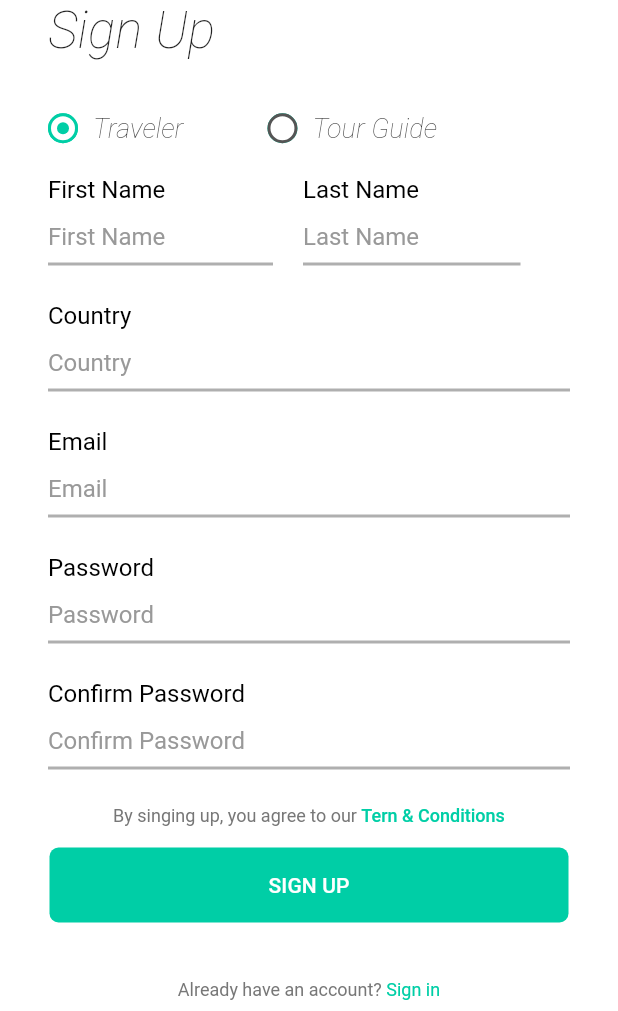
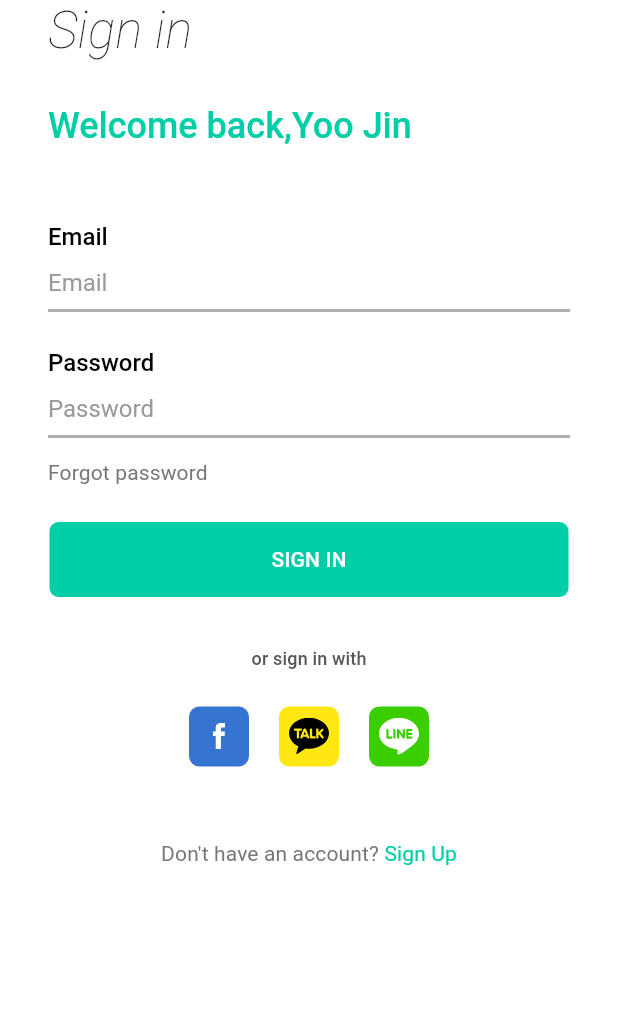
Before and after one commit to duykhanp7/TravelApplication, a Flutter app: the screen it shows after launch, on a phone screen of 412 x 824 dp, the part 225-1236 px from its top. Run offline on Flutter 3.47's test engine with Material 2 defaults, Android fonts, the phone set to English and light mode, and no system bars; our stand-ins replace flutter_svg.

Commit message:
Create sign in screen

```diff
--- a/lib/app_main.dart
+++ b/lib/app_main.dart
@@ -1,5 +1,6 @@
 import 'package:flutter/material.dart';
 import 'package:flutter_localizations/flutter_localizations.dart';
+import 'package:travel_booking_tour/features/signin/signin_screen.dart';
 import 'package:travel_booking_tour/features/signup/sign_up_screen.dart';
 import 'package:travel_booking_tour/res/colors.dart';
 
@@ -13,7 +14,7 @@ class MainApp extends StatelessWidget {
     return MaterialApp(
       title: "Fellow 4U",
       theme: ThemeData(backgroundColor: AppColors.white, fontFamily: 'Roboto'),
-      home: const SignUpScreen(),
+      home: const SignInScreen(),
       debugShowCheckedModeBanner: false,
       localizationsDelegates: const <LocalizationsDelegate<Object>>[
         SLocalization.delegate,
--- /dev/null
+++ b/lib/features/signin/signin_screen.dart
@@ -0,0 +1,188 @@
+import 'package:flutter/cupertino.dart';
+import 'package:flutter/gestures.dart';
+import 'package:flutter/material.dart';
+import 'package:travel_booking_tour/common/extensions/context_extension.dart';
+import 'package:travel_booking_tour/res/background.dart';
+import 'package:travel_booking_tour/res/button.dart';
+import 'package:travel_booking_tour/res/colors.dart';
+import 'package:travel_booking_tour/res/icons.dart';
+import 'package:travel_booking_tour/res/input_field.dart';
+
+import '../../l10n/generated/l10n.dart';
+
+class SignInScreen extends StatefulWidget {
+  const SignInScreen({super.key});
+
+  @override
+  State<StatefulWidget> createState() {
+    return _SignInScreen();
+  }
+}
+
+class _SignInScreen extends State<SignInScreen> {
+  late SLocalization localization;
+
+  @override
+  Widget build(BuildContext context) {
+    localization = SLocalization.of(context);
+    return Scaffold(
+      body: SafeArea(
+          child: SingleChildScrollView(
+        child: Container(
+          color: AppColors.primary,
+          alignment: Alignment.center,
+          child: AppBackground(
+              header: localization.sign_in, children: _buildBody()),
+        ),
+      )),
+    );
+  }
+
+  Widget _buildBody() {
+    return Container(
+      alignment: Alignment.center,
+      padding: const EdgeInsets.only(top: 30),
+      child: Column(
+        children: [
+          Container(
+            padding: const EdgeInsets.only(left: 32, right: 32),
+            child: Column(
+              children: [
+                _buildTitle(),
+                _buildInputFields(),
+              ],
+            ),
+          ),
+          const SizedBox(
+            height: 25,
+          ),
+          PrimaryButton(
+            text: localization.sign_in,
+            onTap: () {},
+            allCaps: true,
+          ),
+          const SizedBox(
+            height: 34,
+          ),
+          Container(
+            alignment: Alignment.center,
+            child: Text(
+              localization.or_sign_in_with,
+              style: context.textStyle.titleSmall!.copyWith(
+                  fontSize: 12,
+                  color: AppColors.inActiveRadioBorderColor,
+                  fontWeight: FontWeight.w500),
+            ),
+          ),
+          const SizedBox(
+            height: 25,
+          ),
+          _buildSocialsWidget(),
+          const SizedBox(
+            height: 50,
+          ),
+          Container(
+            alignment: Alignment.center,
+            child: Text.rich(TextSpan(children: <TextSpan>[
+              TextSpan(
+                  text: localization.dont_have_an_account,
+                  style: context.textStyle.titleSmall!.copyWith(
+                      fontWeight: FontWeight.w400,
+                      color: AppColors.textByAgreeColor)),
+              TextSpan(
+                  text: localization.sign_up,
+                  style: context.textStyle.titleSmall!.copyWith(
+                      fontWeight: FontWeight.w400, color: AppColors.primary),
+                  recognizer: TapGestureRecognizer()..onTap = () {})
+            ])),
+          )
+        ],
+      ),
+    );
+  }
+
+  Widget _buildTitle() {
+    return Container(
+      alignment: Alignment.centerLeft,
+      child: Text(
+        '${localization.welcom_back}Yoo Jin',
+        style: context.textStyle.titleLarge!.copyWith(
+            fontSize: 24,
+            fontWeight: FontWeight.w500,
+            color: AppColors.primary),
+      ),
+    );
+  }
+
+  Widget _buildSocialsWidget() {
+    return Container(
+      alignment: Alignment.center,
+      child: Row(
+        mainAxisAlignment: MainAxisAlignment.center,
+        children: [
+          SocialButton(
+            icon: AppIcons.facebook,
+            background: AppColors.facebookBgColor,
+            splash: const Color.fromARGB(255, 37, 105, 208),
+            voidCallback: () {},
+          ),
+          const SizedBox(
+            width: 20,
+          ),
+          SocialButton(
+            icon: AppIcons.talk,
+            background: AppColors.talkBgColor,
+            splash: const Color.fromARGB(255, 233, 211, 6),
+            voidCallback: () {},
+          ),
+          const SizedBox(
+            width: 20,
+          ),
+          SocialButton(
+            icon: AppIcons.line,
+            background: AppColors.lineBgColor,
+            splash: const Color.fromARGB(255, 50, 173, 2),
+            voidCallback: () {},
+          ),
+        ],
+      ),
+    );
+  }
+
+  Widget _buildInputFields() {
+    return Container(
+      alignment: Alignment.center,
+      padding: const EdgeInsets.only(top: 50),
+      child: Column(
+        mainAxisAlignment: MainAxisAlignment.center,
+        children: [
+          AppTextField(
+            hintText: localization.email,
+            obsecureText: false,
+            labelText: localization.email,
+            textInputType: TextInputType.emailAddress,
+          ),
+          const SizedBox(
+            height: 24,
+          ),
+          AppTextField(
+            hintText: localization.password,
+            obsecureText: true,
+            labelText: localization.password,
+          ),
+          const SizedBox(
+            height: 15,
+          ),
+          Container(
+              alignment: Alignment.centerLeft,
+              child: Text(
+                localization.forgot_password,
+                style: context.textStyle.titleSmall!.copyWith(
+                    fontWeight: FontWeight.w400,
+                    color: AppColors.textByAgreeColor),
+              )),
+        ],
+      ),
+    );
+  }
+}
--- a/lib/features/signup/sign_up_screen.dart
+++ b/lib/features/signup/sign_up_screen.dart
@@ -1,9 +1,8 @@
 import 'package:flutter/gestures.dart';
 import 'package:flutter/material.dart';
-import 'package:flutter_svg/flutter_svg.dart';
 import 'package:travel_booking_tour/common/extensions/context_extension.dart';
 import 'package:travel_booking_tour/l10n/generated/l10n.dart';
-import 'package:travel_booking_tour/res/icons.dart';
+import 'package:travel_booking_tour/res/background.dart';
 import 'package:travel_booking_tour/res/res.dart';
 
 class SignUpScreen extends StatefulWidget {
@@ -27,64 +26,25 @@ class _SignUpScreen extends State<SignUpScreen> {
       backgroundColor: AppColors.primary,
       body: SafeArea(
           child: SingleChildScrollView(
-        child: Container(
-          alignment: Alignment.center,
-          child: Stack(
-            children: [_buildBackground(), _buildBody(context)],
-          ),
-        ),
+        child: Container(alignment: Alignment.center, child: _buildbody()),
       )),
     );
   }
 
-  Positioned _buildBody(BuildContext context) {
-    return Positioned(
-      child: Container(
-        alignment: Alignment.topCenter,
+  Widget _buildbody() {
+    return AppBackground(
+        header: localization.sign_up,
+        children: Container(
+          alignment: Alignment.center,
           child: Column(
             children: [
-            Container(
-              alignment: Alignment.center,
-              width: MediaQuery.of(context).size.width,
-              height: 140,
-              child: ClipPath(
-                clipper: CustomClipPath(),
-                child: Container(
-                  color: AppColors.white,
-                ),
-              ),
-            ),
-            Container(
-              width: MediaQuery.of(context).size.width,
-              height: MediaQuery.of(context).size.height,
-              color: AppColors.white,
-              padding: const EdgeInsets.only(
-                top: 10,
-              ),
-              child: Column(
-                children: [
-                  Container(
-                    alignment: Alignment.centerLeft,
-                    padding: const EdgeInsets.only(left: 32),
-                    child: Text(
-                      localization.sign_up,
-                      style: context.textStyle.titleLarge!.copyWith(
-                          fontSize: 34,
-                          fontWeight: FontWeight.w100,
-                          fontStyle: FontStyle.italic),
-                    ),
-                  ),
               Container(
                   margin: const EdgeInsets.only(left: 32, right: 32),
                   child: _buildListRadioButton()),
               _buildFieldsInput(context)
             ],
           ),
-            )
-          ],
-        ),
-      ),
-    );
+        ));
   }
 
   Container _buildFieldsInput(BuildContext context) {
@@ -277,96 +237,4 @@ class _SignUpScreen extends State<SignUpScreen> {
       ),
     );
   }
-
-  Widget _buildBackground() {
-    return Container(
-      height: 150,
-      padding: const EdgeInsets.only(top: 10, left: 20),
-      child: Stack(
-        children: [
-          Row(
-            children: [
-              Container(
-                width: 56,
-                height: 56,
-                decoration: BoxDecoration(
-                    color: AppColors.white,
-                    borderRadius: BorderRadius.circular(15)),
-                child: Stack(
-                  alignment: Alignment.center,
-                  children: [
-                    SvgPicture.asset(AppIcons.appLogo,
-                        width: 32, height: 38, color: AppColors.primary),
-                    Row(
-                      mainAxisAlignment: MainAxisAlignment.center,
-                      children: [
-                        SvgPicture.asset(
-                          AppIcons.point,
-                          width: 4,
-                          height: 4,
-                          color: AppColors.primary,
-                        ),
-                        const SizedBox(
-                          width: 4,
-                        ),
-                        SvgPicture.asset(AppIcons.point,
-                            width: 4, height: 4, color: AppColors.primary)
-                      ],
-                    )
-                  ],
-                ),
-              ),
-              const Spacer(),
-              Container(
-                margin: const EdgeInsets.only(right: 20),
-                child: SvgPicture.asset(
-                  AppIcons.plane,
-                ),
-              )
-            ],
-          ),
-          Positioned(
-            bottom: 0,
-            left: 100,
-            child: SvgPicture.asset(
-              AppIcons.wavePlan,
-              alignment: Alignment.center,
-            ),
-          ),
-          Positioned(
-            left: 100,
-            right: 0,
-            top: 50,
-            child: SvgPicture.asset(
-              AppIcons.cloudyBlur2,
-              alignment: Alignment.center,
-              width: 57,
-              height: 25,
-            ),
-          )
-        ],
-      ),
-    );
 }
-}
-
-class CustomClipPath extends CustomClipper<Path> {
-  @override
-  Path getClip(Size size) {
-    Path path0 = Path();
-    path0.moveTo(0, size.height);
-    path0.lineTo(size.width, size.height);
-    path0.quadraticBezierTo(size.width * 0.8531583, size.height * 0.6825143,
-        size.width * 0.4986083, size.height * 0.6457143);
-    path0.quadraticBezierTo(
-        size.width * 0.1302417, size.height * 0.6974857, 0, size.height);
-    path0.close();
-
-    return path0;
-  }
-
-  @override
-  bool shouldReclip(covariant CustomClipper<Path> oldClipper) {
-    return true;
-  }
-}
--- a/lib/l10n/intl_en.arb
+++ b/lib/l10n/intl_en.arb
@@ -14,5 +14,9 @@
     "by_singing_up_you_agree_to_our": "By singing up, you agree to our ",
     "tern_conditions": "Tern & Conditions",
     "already_have_an_account": "Already have an account? ",
-    "sign_in": "Sign in"
+    "sign_in": "Sign in",
+    "welcom_back": "Welcome back,",
+    "forgot_password": "Forgot password",
+    "or_sign_in_with": "or sign in with",
+    "dont_have_an_account": "Don't have an account? "
 }
--- a/lib/l10n/intl_vi.arb
+++ b/lib/l10n/intl_vi.arb
@@ -14,5 +14,9 @@
     "by_singing_up_you_agree_to_our": "By singing up, you agree to our ",
     "tern_conditions": "Tern & Conditions",
     "already_have_an_account": "Already have an account? ",
-    "sign_in": "Sign in"
+    "sign_in": "Sign in",
+    "welcom_back": "Welcome back,",
+    "forgot_password": "Forgot password",
+    "or_sign_in_with": "or sign in with",
+    "dont_have_an_account": "Don't have an account? "
 }
--- /dev/null
+++ b/lib/res/background.dart
@@ -0,0 +1,139 @@
+import 'package:flutter/cupertino.dart';
+import 'package:flutter_svg/svg.dart';
+import 'package:travel_booking_tour/common/extensions/context_extension.dart';
+
+import 'clip_path.dart';
+import 'colors.dart';
+import 'icons.dart';
+
+class AppBackground extends StatelessWidget {
+  const AppBackground(
+      {super.key, required this.children, required this.header});
+  final Widget children;
+  final String header;
+
+  @override
+  Widget build(BuildContext context) {
+    return Stack(
+      children: [_buildBackground(), _buildBody(context)],
+    );
+  }
+
+  Widget _buildBackground() {
+    return Container(
+      height: 150,
+      padding: const EdgeInsets.only(top: 10, left: 20),
+      child: Stack(
+        children: [
+          Row(
+            children: [
+              Container(
+                width: 56,
+                height: 56,
+                decoration: BoxDecoration(
+                    color: AppColors.white,
+                    borderRadius: BorderRadius.circular(15)),
+                child: Stack(
+                  alignment: Alignment.center,
+                  children: [
+                    SvgPicture.asset(AppIcons.appLogo,
+                        width: 32, height: 38, color: AppColors.primary),
+                    Row(
+                      mainAxisAlignment: MainAxisAlignment.center,
+                      children: [
+                        SvgPicture.asset(
+                          AppIcons.point,
+                          width: 4,
+                          height: 4,
+                          color: AppColors.primary,
+                        ),
+                        const SizedBox(
+                          width: 4,
+                        ),
+                        SvgPicture.asset(AppIcons.point,
+                            width: 4, height: 4, color: AppColors.primary)
+                      ],
+                    )
+                  ],
+                ),
+              ),
+              const Spacer(),
+              Container(
+                margin: const EdgeInsets.only(right: 20),
+                child: SvgPicture.asset(
+                  AppIcons.plane,
+                ),
+              )
+            ],
+          ),
+          Positioned(
+            bottom: 0,
+            left: 100,
+            child: SvgPicture.asset(
+              AppIcons.wavePlan,
+              alignment: Alignment.center,
+            ),
+          ),
+          Positioned(
+            left: 100,
+            right: 0,
+            top: 50,
+            child: SvgPicture.asset(
+              AppIcons.cloudyBlur2,
+              alignment: Alignment.center,
+              width: 57,
+              height: 25,
+            ),
+          )
+        ],
+      ),
+    );
+  }
+
+  Positioned _buildBody(BuildContext context) {
+    return Positioned(
+      child: Container(
+        alignment: Alignment.topCenter,
+        child: Column(
+          children: [
+            Container(
+              alignment: Alignment.center,
+              width: MediaQuery.of(context).size.width,
+              height: 140,
+              child: ClipPath(
+                clipper: CustomClipPath(),
+                child: Container(
+                  color: AppColors.white,
+                ),
+              ),
+            ),
+            Container(
+              width: MediaQuery.of(context).size.width,
+              height: MediaQuery.of(context).size.height,
+              color: AppColors.white,
+              padding: const EdgeInsets.only(
+                top: 10,
+              ),
+              child: Column(
+                children: [
+                  Container(
+                    alignment: Alignment.centerLeft,
+                    padding: const EdgeInsets.only(left: 32),
+                    child: Text(
+                      header,
+                      style: context.textStyle.titleLarge!.copyWith(
+                          fontSize: 34,
+                          fontWeight: FontWeight.w100,
+                          fontStyle: FontStyle.italic),
+                    ),
+                  ),
+                  children
+                ],
+              ),
+            )
+          ],
+        ),
+      ),
+    );
+  }
+}
--- a/lib/res/button.dart
+++ b/lib/res/button.dart
@@ -1,5 +1,7 @@
 import 'package:flutter/material.dart';
+import 'package:flutter_svg/svg.dart';
 import 'package:travel_booking_tour/common/extensions/context_extension.dart';
+import 'package:travel_booking_tour/res/icons.dart';
 
 import 'colors.dart';
 
@@ -61,3 +63,47 @@ class PrimaryButton extends StatelessWidget {
     );
   }
 }
+
+class SocialButton extends StatelessWidget {
+  const SocialButton(
+      {super.key,
+      required this.icon,
+      required this.background,
+      required this.splash,
+      required this.voidCallback,
+      this.width,
+      this.height,
+      this.radius});
+
+  final String icon;
+  final Color background;
+  final Color splash;
+  final VoidCallback voidCallback;
+  final double? width;
+  final double? height;
+  final double? radius;
+
+  @override
+  Widget build(BuildContext context) {
+    return Container(
+      alignment: Alignment.center,
+      width: width ?? 40,
+      height: height ?? 40,
+      decoration: BoxDecoration(
+          color: background, borderRadius: BorderRadius.circular(radius ?? 7)),
+      child: Material(
+        borderRadius: BorderRadius.circular(radius ?? 7),
+        color: AppColors.transparent,
+        child: InkWell(
+          splashColor: splash,
+          borderRadius: BorderRadius.circular(radius ?? 7),
+          onTap: voidCallback,
+          child: Container(
+            alignment: Alignment.center,
+            child: SvgPicture.asset(icon),
+          ),
+        ),
+      ),
+    );
+  }
+}
--- /dev/null
+++ b/lib/res/clip_path.dart
@@ -0,0 +1,22 @@
+import 'package:flutter/cupertino.dart';
+
+class CustomClipPath extends CustomClipper<Path> {
+  @override
+  Path getClip(Size size) {
+    Path path0 = Path();
+    path0.moveTo(0, size.height);
+    path0.lineTo(size.width, size.height);
+    path0.quadraticBezierTo(size.width * 0.8531583, size.height * 0.6825143,
+        size.width * 0.4986083, size.height * 0.6457143);
+    path0.quadraticBezierTo(
+        size.width * 0.1302417, size.height * 0.6974857, 0, size.height);
+    path0.close();
+
+    return path0;
+  }
+
+  @override
+  bool shouldReclip(covariant CustomClipper<Path> oldClipper) {
+    return true;
+  }
+}
--- a/lib/res/colors.dart
+++ b/lib/res/colors.dart
@@ -17,4 +17,7 @@ class AppColors {
   static const Color inActiveRadioBorderColor = Color(0xFF555555);
   static const Color underLineTextFieldColor = Color(0xFFAFAFAF);
   static const Color textByAgreeColor = Color(0xFF777777);
+  static const Color facebookBgColor = Color(0xFF3574D1);
+  static const Color talkBgColor = Color(0xFFFFE812);
+  static const Color lineBgColor = Color(0xFF3ACE01);
 }
--- a/lib/res/icons.dart
+++ b/lib/res/icons.dart
@@ -5,6 +5,7 @@ class AppIcons {
   static const String parentPathIcons = 'assets/icons';
   static const String childPathSplash = '/splash';
   static const String childPathOnboarding = '/onboarding';
+  static const String childPathSignIn = '/signin';
 
   static const String appLogo = '$parentPathIcons/app_icon.svg';
 
@@ -52,4 +53,10 @@ class AppIcons {
       '$parentPathIcons$childPathOnboarding/wave_vertical.svg';
   static const String cloudyLight2 =
       '$parentPathIcons$childPathOnboarding/cloudy_light_2.svg';
+
+  //Sign in
+  static const String facebook =
+      '$parentPathIcons$childPathSignIn/facebook.svg';
+  static const String talk = '$parentPathIcons$childPathSignIn/talk.svg';
+  static const String line = '$parentPathIcons$childPathSignIn/line.svg';
 }
--- a/lib/res/input_field.dart
+++ b/lib/res/input_field.dart
@@ -47,7 +47,9 @@ class _AppTextField extends State<AppTextField> {
               widget.labelText,
               style: widget.labelTextStyle ??
                   context.textStyle.titleMedium!.copyWith(
-                      color: AppColors.black, fontStyle: FontStyle.normal),
+                      fontWeight: FontWeight.w500,
+                      color: AppColors.black,
+                      fontStyle: FontStyle.normal),
             ),
           ),
           const SizedBox(
--- a/lib/res/res.dart
+++ b/lib/res/res.dart
@@ -3,3 +3,4 @@ export 'button.dart';
 export 'button.dart';
 export 'radio.dart';
 export 'input_field.dart';
+export 'clip_path.dart';
--- a/pubspec.yaml
+++ b/pubspec.yaml
@@ -68,6 +68,7 @@ flutter:
     - assets/icons/
     - assets/icons/splash/
     - assets/icons/onboarding/
+    - assets/icons/signin/
     - assets/images/
     - assets/images/onboarding/
 
```
Also changed, not shown: assets/icons/signin/facebook.svg (added), assets/icons/signin/line.svg (added), assets/icons/signin/talk.svg (added), lib/l10n/generated/intl/messages_en.dart, lib/l10n/generated/intl/messages_vi.dart, lib/l10n/generated/l10n.dart. Lines whose indentation alone changed are shown as unchanged.
